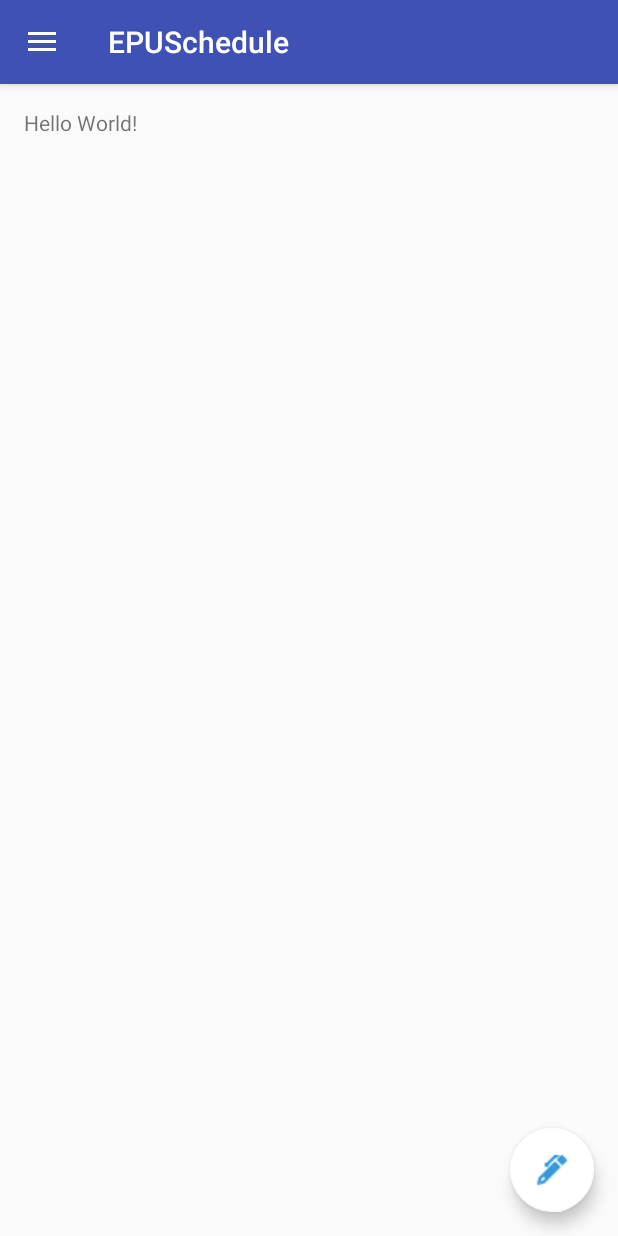
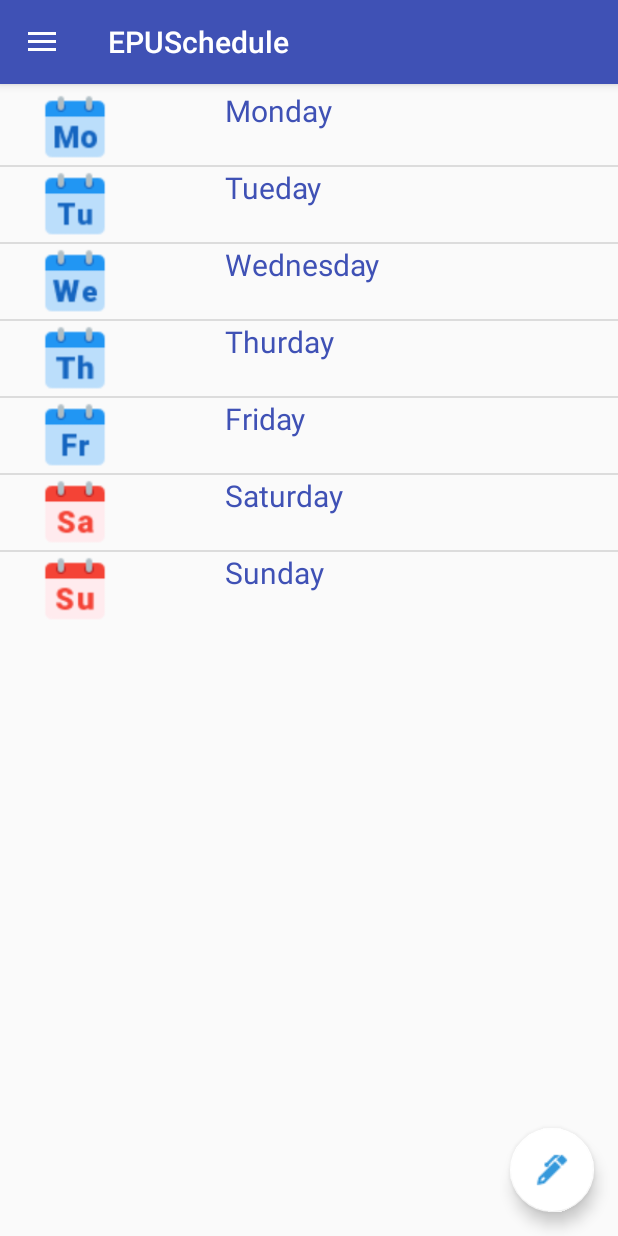
Before and after one commit to morejump/EPUSchedule03, an Android app: the screen it shows after launch (MainActivity), on a phone screen of 412 x 824 dp. Run offline under Robolectric (Android 15) with nearby library versions, the light colour scheme and no system bars; libraries missing offline, so code that uses them is left out: io.realm; 1 statement that could not run was skipped.

Commit message:
add listview to activity-main

```diff
--- a/app/src/main/java/com/example/hp/epuschedule03/MainActivity.java
+++ b/app/src/main/java/com/example/hp/epuschedule03/MainActivity.java
@@ -13,14 +13,18 @@ import android.support.v7.app.AppCompatActivity;
 import android.support.v7.widget.Toolbar;
 import android.view.MenuItem;
 import android.view.Window;
+import android.widget.AdapterView;
 import android.widget.Button;
 import android.widget.EditText;
+import android.widget.ListView;
 import android.widget.Toast;
 
 import com.example.hp.epuschedule03.Database.Database;
 import com.example.hp.epuschedule03.Database.Student;
 import com.example.hp.epuschedule03.Database.Subject;
 import com.example.hp.epuschedule03.Database.Week;
+import com.example.hp.epuschedule03.Model.CustomAdapter;
+import com.example.hp.epuschedule03.Model.Thu;
 import com.example.hp.epuschedule03.Utils.Utils;
 
 import org.jsoup.Jsoup;
@@ -44,13 +48,16 @@ public class MainActivity extends AppCompatActivity
     private Toolbar toolbar;
     private Student student;
     private Database database;
+    private ListView listView;
+    private ArrayList<Thu> list;
+    private CustomAdapter adapter;
 
     @Override
     protected void onCreate(Bundle savedInstanceState) {
         super.onCreate(savedInstanceState);
         setContentView(R.layout.activity_main);
+        Realm.init(this);
 
-        Realm.init(this);
         // toolbar
         toolbar = (Toolbar) findViewById(R.id.toolbar);
         setSupportActionBar(toolbar);
@@ -73,6 +80,7 @@ public class MainActivity extends AppCompatActivity
 
         NavigationView navigationView = (NavigationView) findViewById(R.id.nav_view);
         navigationView.setNavigationItemSelectedListener(this);
+        init();
     }
 
     @Override
@@ -124,6 +132,36 @@ public class MainActivity extends AppCompatActivity
         drawer.closeDrawer(GravityCompat.START);
         return true;
     }
+    // initialize method
+    private void init(){
+        Log.d("bug", "init: inside init() ");
+//        View view= getLayoutInflater().inflate(R.layout.content_main,null);
+        listView = (ListView) findViewById(R.id.listView); // linking to listview in xml file
+        list= new ArrayList<>(); // initializing arraylist :))
+        list.add(new Thu("Monday"));
+        list.add(new Thu("Tueday"));
+        list.add(new Thu("Wednesday"));
+        list.add(new Thu("Thurday"));
+        list.add(new Thu("Friday"));
+        list.add(new Thu("Saturday"));
+        list.add(new Thu("Sunday"));
+        Log.d("bug", "init: "+list.size());
+        for (int i=0;i<list.size();i++){
+            int a=i+1;
+            int resourceID = getResources().getIdentifier("thu"+a, "drawable", getPackageName());
+            list.get(i).setImagePath(resourceID);
+        }
+        adapter= new CustomAdapter(list,this);
+        listView.setAdapter(adapter);
+        listView.setOnItemClickListener(new AdapterView.OnItemClickListener() { // catch click event when someone click item on listview // swtich to new activity
+            @Override
+            public void onItemClick(AdapterView<?> parent, View view, int position, long id) {
+                // FIXME: 12/16/2016  swtich to new an activity in the future :)) // now  just for testing
+                Toast.makeText(MainActivity.this, "thao handosme", Toast.LENGTH_SHORT).show();
+            }
+        });
+        adapter.notifyDataSetChanged();
+    }
 
 
     // get week's time
@@ -140,7 +178,6 @@ public class MainActivity extends AppCompatActivity
         Student student = database.findStudentByID(ID); // get the student with corresponding ID // create a new student
         // starting parse the html
         Elements elements = doc.select("#ctl00_ContentPlaceHolder1_ctl00_ddlTuan option");
-//        Log.d("thaohandsome", "getTimeOfWeek: " + elements.size());
         for (Element element : elements) {// loop
             // assign value to student's properties above
             ArrayList<String> list = Utils.splitWeek(element.select("option:eq(" + i + ")").text());
@@ -148,7 +185,6 @@ public class MainActivity extends AppCompatActivity
             week.setThoigianBD(list.get(0));
             week.setThoigianKT(list.get(1));
             week.setTuan(tuan);
-//            Log.d("thaohandsome", "getTimeOfWeek: " + list.get(0) + " " + tuan + "  " + list.get(1));// just for testing
             student.weekRealmList.add(week);
             // increase
             i++;
@@ -251,6 +287,8 @@ public class MainActivity extends AppCompatActivity
                             try {
                                 if (Utils.dateComparation(TGBD,TGKT))
                                 {
+                                    // base on system's time to get current week
+                                    // after getting current week( specified week), we get what subject have to learn in week
                                     // do somthing here :)
 //                                    Toast.makeText(MainActivity.this, "thao"+student.weekRealmList.get(i).getTuan(), Toast.LENGTH_SHORT).show();
 //                                    Utils.monPhaiHoc(student.subjectRealmList,9);
--- /dev/null
+++ b/app/src/main/java/com/example/hp/epuschedule03/Model/CustomAdapter.java
@@ -0,0 +1,58 @@
+package com.example.hp.epuschedule03.Model;
+
+import android.content.Context;
+import android.view.LayoutInflater;
+import android.view.View;
+import android.view.ViewGroup;
+import android.widget.BaseAdapter;
+import android.widget.ImageView;
+import android.widget.TextView;
+
+import com.example.hp.epuschedule03.R;
+
+import java.util.ArrayList;
+
+/**
+ * Created by HP on 12/15/2016.
+ */
+
+public class CustomAdapter extends BaseAdapter {
+    ArrayList<Thu> list;
+    Context context;
+    LayoutInflater inflater;
+
+    public CustomAdapter(ArrayList<Thu> list, Context context) { // constructor here :))
+        this.list = list;
+        this.context = context;
+        inflater = inflater.from(context);
+    }
+
+    @Override
+    public int getCount() {
+        return list.size();
+    }
+
+    @Override
+    public Object getItem(int position) {
+        return list.get(position);
+    }
+
+    @Override
+    public long getItemId(int position) {
+        return position;
+    }
+
+    @Override
+    public View getView(int position, View convertView, ViewGroup parent) {
+        convertView = inflater.inflate(R.layout.item_on_list, parent, false);
+        if (convertView!=null){
+            TextView textView = (TextView) convertView.findViewById(R.id.txt_Thu);
+            ImageView image= (ImageView) convertView.findViewById(R.id.img_avatar);
+            textView.setText(list.get(position).getWeekDays());
+            image.setImageResource(list.get(position).getImagePath());
+
+        }
+
+        return convertView;
+    }
+}
--- /dev/null
+++ b/app/src/main/java/com/example/hp/epuschedule03/Model/Thu.java
@@ -0,0 +1,30 @@
+package com.example.hp.epuschedule03.Model;
+
+/**
+ * Created by HP on 12/15/2016.
+ */
+
+public class Thu {
+    private int imagePath;
+    private String weekDays;
+
+    public Thu(String weekDays) {
+        this.weekDays = weekDays;
+    }
+
+    public int getImagePath() {
+        return imagePath;
+    }
+
+    public void setImagePath(int imagePath) {
+        this.imagePath = imagePath;
+    }
+
+    public String getWeekDays() {
+        return weekDays;
+    }
+
+    public void setWeekDays(String weekDays) {
+        this.weekDays = weekDays;
+    }
+}
--- a/app/src/main/res/layout/activity_main.xml
+++ b/app/src/main/res/layout/activity_main.xml
@@ -7,6 +7,21 @@
     android:layout_height="match_parent"
     android:fitsSystemWindows="true"
     tools:openDrawer="start">
+    <LinearLayout
+        android:orientation="vertical"
+        android:layout_width="match_parent"
+        android:layout_height="wrap_content">
+        <TextView
+            android:id="@+id/text"
+            android:textSize="50dp"
+            android:layout_width="match_parent"
+            android:layout_height="60dp" />
+        <ListView
+            android:id="@+id/listView"
+            android:layout_width="match_parent"
+            android:layout_height="wrap_content"></ListView>
+
+    </LinearLayout>
 
     <include
         layout="@layout/app_bar_main"
@@ -22,4 +37,5 @@
         app:headerLayout="@layout/nav_header_main"
         app:menu="@menu/activity_main_drawer" />
 
+
 </android.support.v4.widget.DrawerLayout>
--- a/app/src/main/res/layout/app_bar_main.xml
+++ b/app/src/main/res/layout/app_bar_main.xml
@@ -23,6 +23,7 @@
 
     <include layout="@layout/content_main" />
 
+
     <android.support.design.widget.FloatingActionButton
         android:id="@+id/fab"
         android:layout_width="wrap_content"
--- a/app/src/main/res/layout/content_main.xml
+++ b/app/src/main/res/layout/content_main.xml
@@ -1,5 +1,6 @@
 <?xml version="1.0" encoding="utf-8"?>
 <RelativeLayout xmlns:android="http://schemas.android.com/apk/res/android"
+    android:orientation="vertical"
     xmlns:app="http://schemas.android.com/apk/res-auto"
     xmlns:tools="http://schemas.android.com/tools"
     android:id="@+id/content_main"
@@ -13,8 +14,5 @@
     tools:context="com.example.hp.epuschedule03.MainActivity"
     tools:showIn="@layout/app_bar_main">
 
-    <TextView
-        android:layout_width="wrap_content"
-        android:layout_height="wrap_content"
-        android:text="Hello World!" />
+
 </RelativeLayout>
--- a/app/src/main/res/layout/item_on_list.xml
+++ b/app/src/main/res/layout/item_on_list.xml
@@ -9,7 +9,7 @@
     <TextView
         android:id="@+id/txt_Thu"
         android:textColor="@color/blue"
-        android:textSize="50dp"
+        android:textSize="20dp"
         android:text="Monday"
         android:paddingLeft="50dp"
         android:layout_width="match_parent"
```
Also changed, not shown: app/src/main/res/drawable-v21/thu1.png (added), app/src/main/res/drawable-v21/thu2.png (added), app/src/main/res/drawable-v21/thu3.png (added), app/src/main/res/drawable-v21/thu4.png (added), app/src/main/res/drawable-v21/thu5.png (added), app/src/main/res/drawable-v21/thu6.png (added), app/src/main/res/drawable-v21/thu7.png (added).
